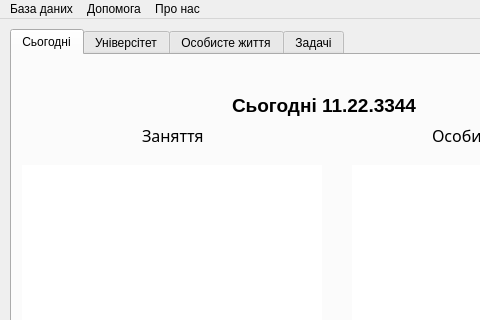
Old version of the form mainwindow.ui in the repository zEEmperon/Course-Project-KNT-129; both pictures show x 0 to 480 and y 0 to 320 of the 681 by 698 pixel window.
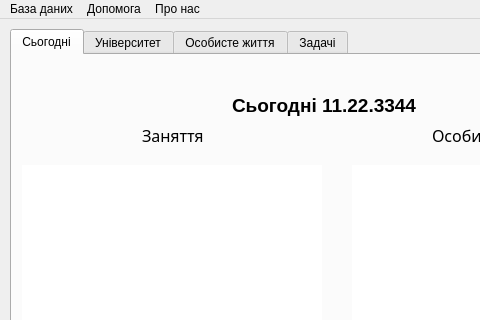
New version of the form. The open tabs and pages were chosen to show the change. Icons and pictures are not drawn.

Patch:
```diff
--- a/mainwindow.ui
+++ b/mainwindow.ui
@@ -444,7 +444,7 @@
     </widget>
     <widget class="QWidget" name="tabUniversity">
      <attribute name="title">
-      <string>Універсітет</string>
+      <string>Університет</string>
      </attribute>
      <widget class="QTableWidget" name="tableScheduleUniversity">
       <property name="geometry">
```
Left out of the diff: 4 changed lines with no effect on the pictures.
